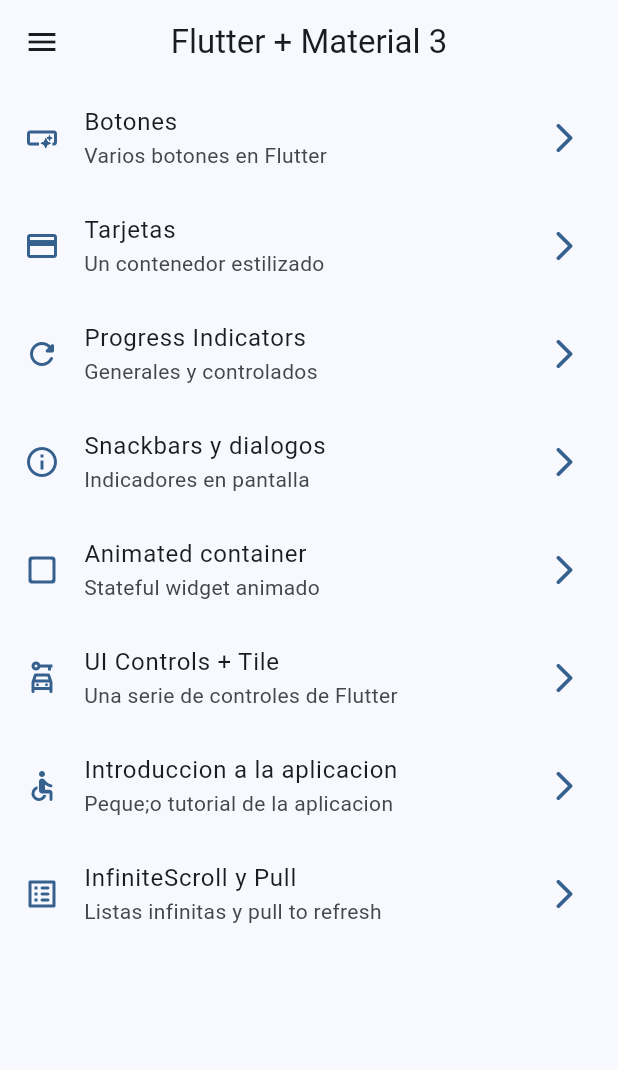
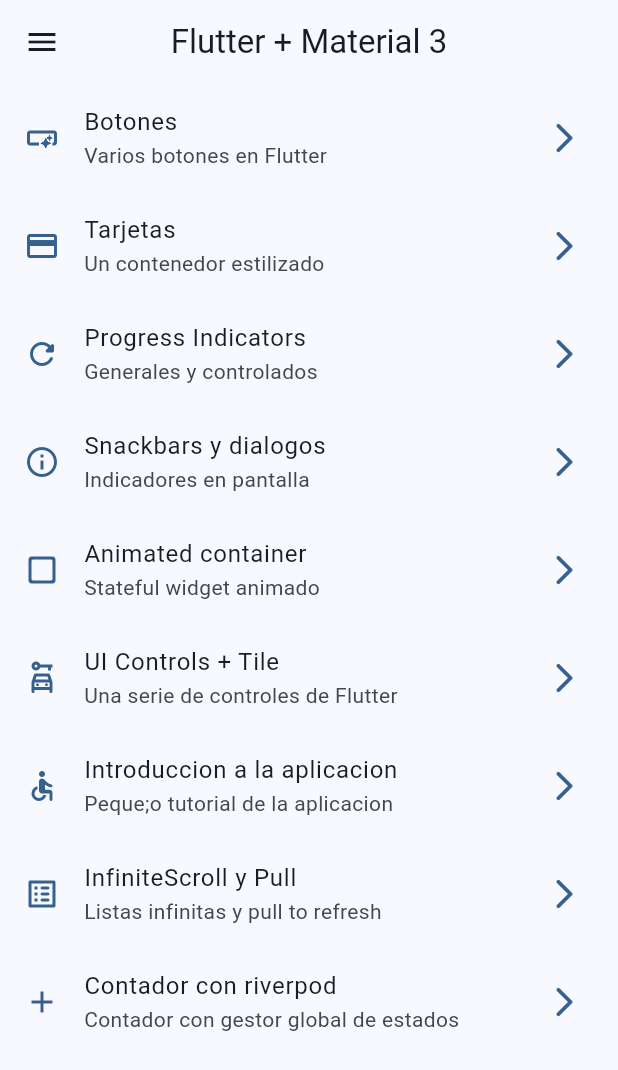
Before and after one commit to LuisHernandez1611681/widgets_app, a Flutter app: the screen it shows after launch, on a phone screen of 412 x 824 dp. Shown: the top 1070 px of the screen. Run offline on Flutter 3.47's test engine with Material 3 defaults, Android fonts, the phone set to English and light mode, and no system bars; our stand-ins replace animate_do, go_router.

Commit message:
Pantalla de contador

```diff
--- a/lib/config/menu/menu_items.dart
+++ b/lib/config/menu/menu_items.dart
@@ -61,5 +61,11 @@ const appMenuItems = <MenuItem>[
     subTitle: 'Listas infinitas y pull to refresh',
     link: '/infinite',
     icon: Icons.list_alt_rounded
-  )
+  ),
+  MenuItem(
+    title: 'Contador con riverpod',
+    subTitle: 'Contador con gestor global de estados',
+    link: '/counter-screen',
+    icon: Icons.add
+  ),
 ];
--- a/lib/config/router/app_router.dart
+++ b/lib/config/router/app_router.dart
@@ -57,6 +57,12 @@ final appRouter = GoRouter(
       path: '/infinite',
       name: InfiniteScrollScreen.name,
       builder: (context, state) => const InfiniteScrollScreen()
+    ),
+
+    GoRoute(
+      path: '/counter-screen',
+      name: CounterScreen.name,
+      builder: (context, state) => const CounterScreen()
     )
   ],
 );
--- a/lib/presentation/screens/screens.dart
+++ b/lib/presentation/screens/screens.dart
@@ -1,3 +1,4 @@
+export 'package:widgets_app/presentation/screens/counter/counter_screen.dart';
 export 'package:widgets_app/presentation/screens/animated/animated_screen.dart';
 export 'package:widgets_app/presentation/screens/app_tutorial/app_tutorial_screen.dart';
 export 'package:widgets_app/presentation/screens/infinite_scroll/infinite_scroll_screen.dart';
```
Also changed, not shown: lib/presentation/screens/counter/counter_screen.dart (added, +29 -0 lines).
